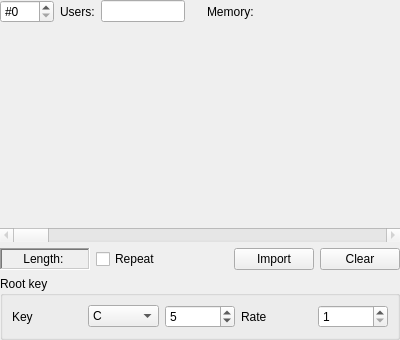
BambooTracker/BambooTracker, file BambooTracker/gui/instrument_editor/adpcm_sample_editor.ui: the form before one commit.
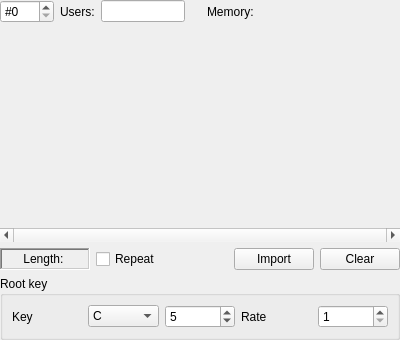
The form after the commit. Icons and pictures are not drawn.

What changed in the file:
```diff
--- a/BambooTracker/gui/instrument_editor/adpcm_sample_editor.ui
+++ b/BambooTracker/gui/instrument_editor/adpcm_sample_editor.ui
@@ -114,7 +114,10 @@
      <item>
       <widget class="QScrollBar" name="horizontalScrollBar">
        <property name="enabled">
-        <bool>false</bool>
+        <bool>true</bool>
+       </property>
+       <property name="maximum">
+        <number>0</number>
        </property>
        <property name="orientation">
         <enum>Qt::Horizontal</enum>
```
Left out of the diff: 18 changed lines with no effect on the pictures.
